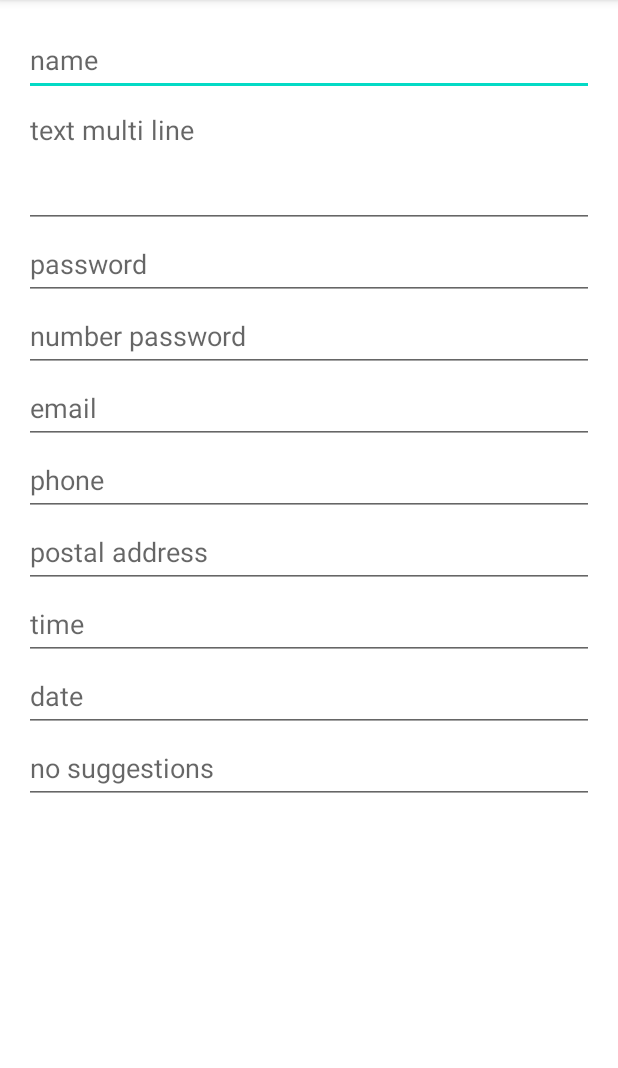
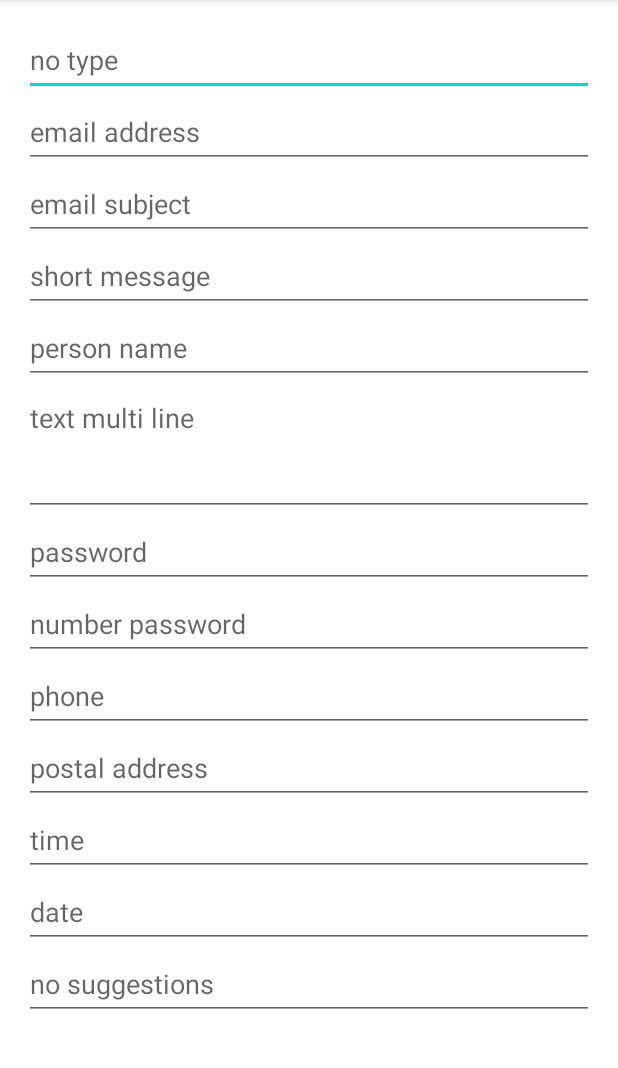
Before and after one commit to jimlitton/InputTypeTestApp, an Android app: the screen it shows after launch (MainActivity), on a phone screen of 412 x 824 dp, the part 84-1152 px from its top. Run offline under Robolectric (Android 15) with nearby library versions, the phone set to English and light mode, and no system bars.

Commit message:
add more input types for keyboard testing

```diff
--- a/app/src/main/res/layout/activity_main.xml
+++ b/app/src/main/res/layout/activity_main.xml
@@ -13,6 +13,53 @@
         tools:context=".MainActivity">
 
         <EditText
+            android:id="@+id/editTextNoType"
+            android:layout_width="@dimen/dp_fill_container"
+            android:layout_height="wrap_content"
+            android:ems="10"
+            android:hint="@string/hint_no_type"
+            android:minHeight="@dimen/db_min_height"
+            app:layout_constraintEnd_toEndOf="parent"
+            app:layout_constraintStart_toStartOf="parent"
+            app:layout_constraintTop_toTopOf="parent" />
+
+        <EditText
+            android:id="@+id/editTextAddress"
+            android:layout_width="@dimen/dp_fill_container"
+            android:layout_height="wrap_content"
+            android:ems="10"
+            android:hint="@string/hint_email"
+            android:inputType="textEmailAddress"
+            android:minHeight="@dimen/db_min_height"
+            app:layout_constraintEnd_toEndOf="parent"
+            app:layout_constraintStart_toStartOf="parent"
+            app:layout_constraintTop_toBottomOf="@+id/editTextNoType" />
+
+        <EditText
+            android:id="@+id/editTextSubject"
+            android:layout_width="@dimen/dp_fill_container"
+            android:layout_height="wrap_content"
+            android:ems="10"
+            android:hint="@string/hint_email_subject"
+            android:inputType="textEmailSubject"
+            android:minHeight="@dimen/db_min_height"
+            app:layout_constraintEnd_toEndOf="parent"
+            app:layout_constraintStart_toStartOf="parent"
+            app:layout_constraintTop_toBottomOf="@+id/editTextAddress" />
+
+        <EditText
+            android:id="@+id/editTextShortMessage"
+            android:layout_width="@dimen/dp_fill_container"
+            android:layout_height="wrap_content"
+            android:ems="10"
+            android:hint="@string/hint_short_message"
+            android:inputType="textShortMessage"
+            android:minHeight="@dimen/db_min_height"
+            app:layout_constraintEnd_toEndOf="parent"
+            app:layout_constraintStart_toStartOf="parent"
+            app:layout_constraintTop_toBottomOf="@+id/editTextSubject" />
+
+        <EditText
             android:id="@+id/editTextPersonName"
             android:layout_width="@dimen/dp_fill_container"
             android:layout_height="wrap_content"
@@ -22,7 +69,7 @@
             android:minHeight="@dimen/db_min_height"
             app:layout_constraintEnd_toEndOf="parent"
             app:layout_constraintStart_toStartOf="parent"
-            app:layout_constraintTop_toTopOf="parent" />
+            app:layout_constraintTop_toBottomOf="@+id/editTextShortMessage" />
 
         <EditText
             android:id="@+id/editTextArea"
@@ -63,17 +110,6 @@
             app:layout_constraintStart_toStartOf="parent"
             app:layout_constraintTop_toBottomOf="@+id/editTextPassword" />
 
-        <EditText
-            android:id="@+id/editTextEmailAddress"
-            android:layout_width="@dimen/dp_fill_container"
-            android:layout_height="wrap_content"
-            android:ems="10"
-            android:hint="@string/hint_email"
-            android:inputType="textEmailAddress"
-            android:minHeight="@dimen/db_min_height"
-            app:layout_constraintEnd_toEndOf="parent"
-            app:layout_constraintStart_toStartOf="parent"
-            app:layout_constraintTop_toBottomOf="@+id/editTextNumberPassword" />
 
         <EditText
             android:id="@+id/editTextPhone"
@@ -86,7 +122,7 @@
             app:layout_constraintEnd_toEndOf="parent"
             app:layout_constraintHorizontal_bias="0.497"
             app:layout_constraintStart_toStartOf="parent"
-            app:layout_constraintTop_toBottomOf="@+id/editTextEmailAddress" />
+            app:layout_constraintTop_toBottomOf="@+id/editTextNumberPassword" />
 
         <EditText
             android:id="@+id/editTextPostalAddress"
@@ -132,7 +168,7 @@
             android:layout_height="wrap_content"
             android:ems="10"
             android:hint="@string/hint_no_suggestions"
-            android:inputType="textNoSuggestions|textVisiblePassword"
+            android:inputType="textNoSuggestions"
             android:minHeight="@dimen/db_min_height"
             app:layout_constraintEnd_toEndOf="parent"
             app:layout_constraintStart_toStartOf="parent"
--- a/app/src/main/res/values/strings.xml
+++ b/app/src/main/res/values/strings.xml
@@ -1,14 +1,17 @@
 <resources>
     <string name="app_name">InputTypeTest</string>
     <string name="text_keyboard_test">Input Type Test</string>
-    <string name="hint_name">name</string>
+    <string name="hint_no_type">no type</string>
+    <string name="hint_name">person name</string>
     <string name="hint_text_multi_line">text multi line</string>
     <string name="hint_password">password</string>
     <string name="hint_number_password">number password</string>
-    <string name="hint_email">email</string>
     <string name="hint_phone">phone</string>
     <string name="hint_postal_address">postal address</string>
     <string name="hint_time">time</string>
     <string name="hint_date">date</string>
     <string name="hint_no_suggestions">no suggestions</string>
+    <string name="hint_email">email address</string>
+    <string name="hint_email_subject">email subject</string>
+    <string name="hint_short_message">short message</string>
 </resources>
```
